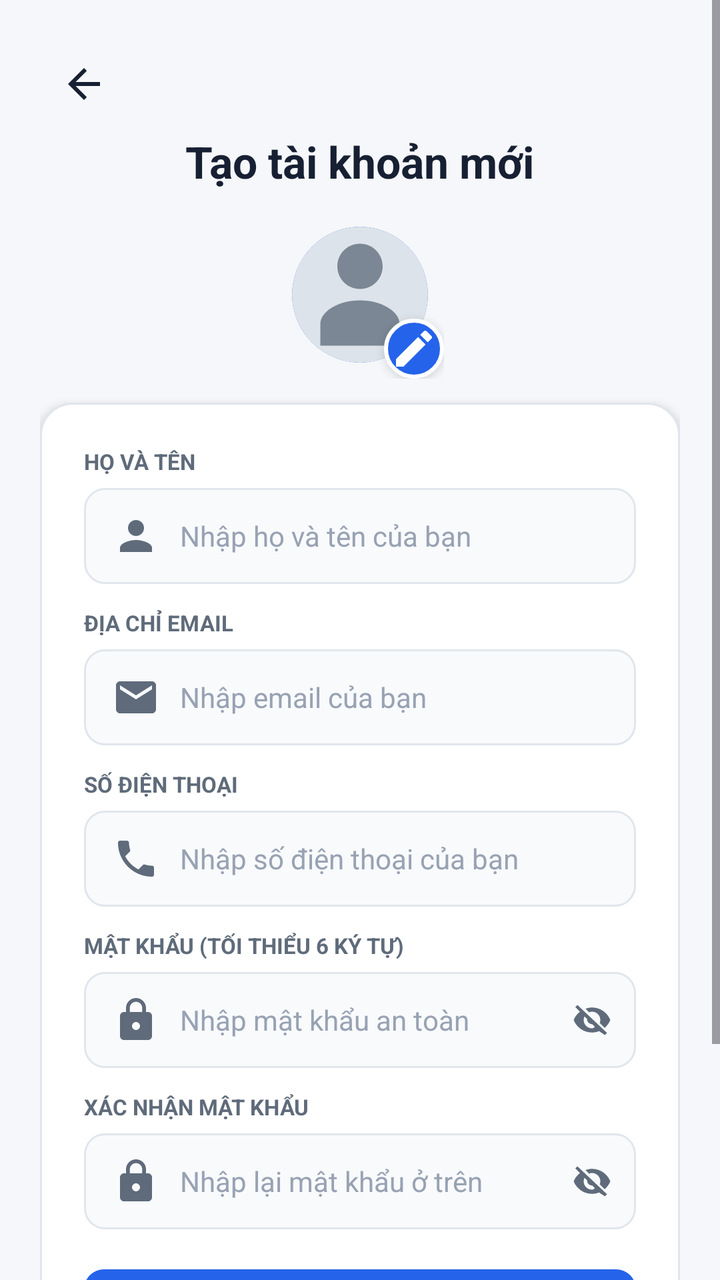
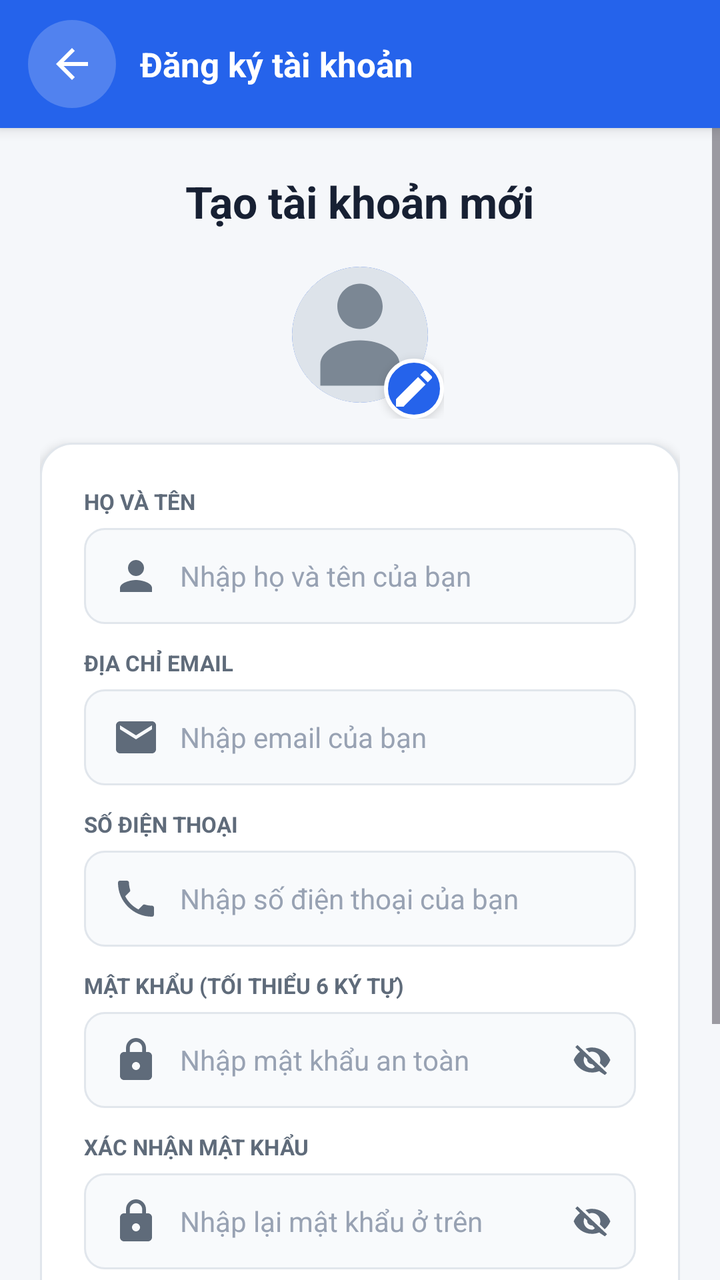

Before-and-after screenshots of an Android layout around one commit, followed by the original layout XML and the change that was made.
<!-- AndroidManifest.xml: application theme Theme.Ecommerce -->
<!-- res/layout/activity_register.xml -->
<?xml version="1.0" encoding="utf-8"?>
<ScrollView xmlns:android="http://schemas.android.com/apk/res/android"
    xmlns:app="http://schemas.android.com/apk/res-auto"
    xmlns:tools="http://schemas.android.com/tools"
    android:layout_width="match_parent"
    android:layout_height="match_parent"
    android:background="@color/page_background"
    android:fillViewport="true"
    tools:context=".RegisterActivity">

    <LinearLayout
        android:layout_width="match_parent"
        android:layout_height="wrap_content"
        android:gravity="center"
        android:orientation="vertical"
        android:padding="20dp">

        <ImageButton
            android:id="@+id/btnBackToHome"
            style="@style/AppToolbarBackButton"
            android:layout_gravity="start" />

        <TextView
            android:id="@+id/tvRegisterTitle"
            android:layout_width="wrap_content"
            android:layout_height="wrap_content"
            android:layout_marginTop="2dp"
            android:text="Tạo tài khoản mới"
            android:textColor="@color/text_primary"
            android:textSize="22sp"
            android:textStyle="bold" />

        <FrameLayout
            android:layout_width="84dp"
            android:layout_height="84dp"
            android:layout_marginTop="10dp"
            android:layout_marginBottom="12dp">

            <ImageView
                android:id="@+id/ivRegisterAvatar"
                android:layout_width="68dp"
                android:layout_height="68dp"
                android:layout_gravity="center"
                android:background="@drawable/bg_avatar_circle"
                android:clipToOutline="true"
                android:contentDescription="Ảnh đại diện (không bắt buộc)"
                android:scaleType="centerCrop"
                android:src="@drawable/ic_avatar_default" />

            <ImageButton
                android:id="@+id/btnChooseAvatar"
                android:layout_width="30dp"
                android:layout_height="30dp"
                android:layout_gravity="end|bottom"
                android:background="@drawable/bg_edit_avatar_button"
                android:contentDescription="Thêm hoặc thay đổi ảnh đại diện"
                android:elevation="3dp"
                android:padding="7dp"
                android:src="@drawable/ic_edit"
                app:tint="@color/white" />
        </FrameLayout>

        <LinearLayout
            android:layout_width="match_parent"
            android:layout_height="wrap_content"
            android:background="@drawable/bg_card_white"
            android:elevation="3dp"
            android:orientation="vertical"
            android:padding="22dp">

            <TextView android:layout_width="wrap_content" android:layout_height="wrap_content" android:text="HỌ VÀ TÊN" android:textColor="@color/text_secondary" android:textSize="11sp" android:textStyle="bold" />
            <EditText android:id="@+id/edtFullName" android:layout_width="match_parent" android:layout_height="48dp" android:layout_marginTop="6dp" android:layout_marginBottom="12dp" android:background="@drawable/bg_input" android:drawableStart="@drawable/ic_person" android:drawablePadding="10dp" android:hint="Nhập họ và tên của bạn" android:imeOptions="actionNext" android:inputType="textPersonName" android:maxLines="1" android:paddingHorizontal="14dp" android:textColor="@color/text_primary" android:textColorHint="@color/text_tertiary" android:textSize="14sp" />

            <TextView android:layout_width="wrap_content" android:layout_height="wrap_content" android:text="ĐỊA CHỈ EMAIL" android:textColor="@color/text_secondary" android:textSize="11sp" android:textStyle="bold" />
            <EditText android:id="@+id/edtRegisterEmail" android:layout_width="match_parent" android:layout_height="48dp" android:layout_marginTop="6dp" android:layout_marginBottom="12dp" android:background="@drawable/bg_input" android:drawableStart="@drawable/ic_email" android:drawablePadding="10dp" android:hint="Nhập email của bạn" android:imeOptions="actionNext" android:inputType="textEmailAddress" android:maxLines="1" android:paddingHorizontal="14dp" android:textColor="@color/text_primary" android:textColorHint="@color/text_tertiary" android:textSize="14sp" />

            <TextView android:layout_width="wrap_content" android:layout_height="wrap_content" android:text="SỐ ĐIỆN THOẠI" android:textColor="@color/text_secondary" android:textSize="11sp" android:textStyle="bold" />
            <EditText android:id="@+id/edtRegisterPhone" android:layout_width="match_parent" android:layout_height="48dp" android:layout_marginTop="6dp" android:layout_marginBottom="12dp" android:background="@drawable/bg_input" android:drawableStart="@drawable/ic_phone" android:drawablePadding="10dp" android:hint="Nhập số điện thoại của bạn" android:imeOptions="actionNext" android:inputType="phone" android:maxLines="1" android:paddingHorizontal="14dp" android:textColor="@color/text_primary" android:textColorHint="@color/text_tertiary" android:textSize="14sp" />

            <TextView android:layout_width="wrap_content" android:layout_height="wrap_content" android:text="MẬT KHẨU (TỐI THIỂU 6 KÝ TỰ)" android:textColor="@color/text_secondary" android:textSize="11sp" android:textStyle="bold" />
            <RelativeLayout android:layout_width="match_parent" android:layout_height="wrap_content" android:layout_marginTop="6dp" android:layout_marginBottom="12dp">
                <EditText android:id="@+id/edtRegisterPassword" android:layout_width="match_parent" android:layout_height="48dp" android:background="@drawable/bg_input" android:drawableStart="@drawable/ic_lock" android:drawablePadding="10dp" android:hint="Nhập mật khẩu an toàn" android:imeOptions="actionNext" android:inputType="textPassword" android:maxLines="1" android:paddingStart="14dp" android:paddingEnd="46dp" android:textColor="@color/text_primary" android:textColorHint="@color/text_tertiary" android:textSize="14sp" />
                <ImageView android:id="@+id/btnToggleRegisterPassword" android:layout_width="44dp" android:layout_height="48dp" android:layout_alignParentEnd="true" android:layout_centerVertical="true" android:background="?attr/selectableItemBackgroundBorderless" android:clickable="true" android:contentDescription="Ẩn hiện mật khẩu đăng ký" android:focusable="true" android:padding="12dp" android:src="@drawable/ic_visibility_off" app:tint="@color/text_secondary" />
            </RelativeLayout>

            <TextView android:layout_width="wrap_content" android:layout_height="wrap_content" android:text="XÁC NHẬN MẬT KHẨU" android:textColor="@color/text_secondary" android:textSize="11sp" android:textStyle="bold" />
            <RelativeLayout android:layout_width="match_parent" android:layout_height="wrap_content" android:layout_marginTop="6dp" android:layout_marginBottom="20dp">
                <EditText android:id="@+id/edtConfirmPassword" android:layout_width="match_parent" android:layout_height="48dp" android:background="@drawable/bg_input" android:drawableStart="@drawable/ic_lock" android:drawablePadding="10dp" android:hint="Nhập lại mật khẩu ở trên" android:imeOptions="actionDone" android:inputType="textPassword" android:maxLines="1" android:paddingStart="14dp" android:paddingEnd="46dp" android:textColor="@color/text_primary" android:textColorHint="@color/text_tertiary" android:textSize="14sp" />
                <ImageView android:id="@+id/btnToggleConfirmPassword" android:layout_width="44dp" android:layout_height="48dp" android:layout_alignParentEnd="true" android:layout_centerVertical="true" android:background="?attr/selectableItemBackgroundBorderless" android:clickable="true" android:contentDescription="Ẩn hiện mật khẩu xác nhận" android:focusable="true" android:padding="12dp" android:src="@drawable/ic_visibility_off" app:tint="@color/text_secondary" />
            </RelativeLayout>

            <FrameLayout android:layout_width="match_parent" android:layout_height="48dp">
                <Button android:id="@+id/btnSubmitRegister" android:layout_width="match_parent" android:layout_height="48dp" android:background="@drawable/bg_primary_button" android:text="HOÀN TẤT ĐĂNG KÝ" android:textColor="@color/white" android:textSize="14sp" android:textStyle="bold" app:backgroundTint="@null" />
                <ProgressBar android:id="@+id/progressBarRegister" android:layout_width="26dp" android:layout_height="26dp" android:layout_gravity="center" android:indeterminate="true" android:indeterminateTint="@color/white" android:visibility="gone" />
            </FrameLayout>

            <Button android:id="@+id/btnBackToLogin" android:layout_width="match_parent" android:layout_height="48dp" android:layout_marginTop="12dp" android:background="@drawable/bg_secondary_button" android:text="ĐĂNG NHẬP NGAY" android:textColor="@color/primary" android:textSize="14sp" android:textStyle="bold" app:backgroundTint="@null" />
        </LinearLayout>
    </LinearLayout>
</ScrollView>
<!-- resources referenced by this layout -->
<resources>
  <color name="page_background">#FFF5F7FA</color>
  <color name="primary">#FF2563EB</color>
  <color name="text_primary">#FF172033</color>
  <color name="text_secondary">#FF5F6B7A</color>
  <color name="text_tertiary">#FF98A2B3</color>
  <color name="white">#FFFFFFFF</color>
  <!-- drawable bg_avatar_circle (drawable) -->
  <?xml version="1.0" encoding="utf-8"?>
  <shape xmlns:android="http://schemas.android.com/apk/res/android">
      <solid android:color="#FFE8EEF6" />
      <corners android:radius="38dp" />
      <stroke android:width="2dp" android:color="@color/primary" />
  </shape>
  <!-- drawable bg_card_white (drawable) -->
  <?xml version="1.0" encoding="utf-8"?>
  <shape xmlns:android="http://schemas.android.com/apk/res/android">
      <solid android:color="@color/white" />
      <corners android:radius="16dp" />
      <stroke android:width="1dp" android:color="@color/card_stroke" />
  </shape>
  <!-- drawable bg_edit_avatar_button (drawable) -->
  <?xml version="1.0" encoding="utf-8"?>
  <shape xmlns:android="http://schemas.android.com/apk/res/android"
      android:shape="oval">
      <solid android:color="@color/primary" />
      <stroke
          android:width="2dp"
          android:color="@color/white" />
  </shape>
  <!-- drawable bg_input (drawable) -->
  <?xml version="1.0" encoding="utf-8"?>
  <shape xmlns:android="http://schemas.android.com/apk/res/android">
      <solid android:color="@color/input_background" />
      <corners android:radius="10dp" />
      <stroke android:width="1dp" android:color="@color/card_stroke" />
  </shape>
  <!-- drawable bg_primary_button (drawable) -->
  <?xml version="1.0" encoding="utf-8"?>
  <shape xmlns:android="http://schemas.android.com/apk/res/android">
      <solid android:color="@color/primary" />
      <corners android:radius="10dp" />
  </shape>
  <!-- drawable bg_secondary_button (drawable) -->
  <?xml version="1.0" encoding="utf-8"?>
  <shape xmlns:android="http://schemas.android.com/apk/res/android">
      <solid android:color="@color/white" />
      <corners android:radius="10dp" />
      <stroke android:width="1dp" android:color="@color/primary" />
  </shape>
  <style name="AppToolbarBackButton" parent="Widget.AppCompat.ImageButton">
          <item name="android:layout_width">44dp</item>
          <item name="android:layout_height">44dp</item>
          <item name="android:background">?attr/selectableItemBackgroundBorderless</item>
          <item name="android:contentDescription">Quay lại</item>
          <item name="android:padding">10dp</item>
          <item name="android:src">@drawable/ic_arrow_back</item>
          <item name="android:tint">@color/text_primary</item>
      </style>
  <style name="Theme.Ecommerce" parent="Base.Theme.Ecommerce" />
  <color name="card_stroke">#FFE1E6EC</color>
  <color name="input_background">#FFF8FAFC</color>
  <style name="Base.Theme.Ecommerce" parent="Theme.Material3.DayNight.NoActionBar">
          
          
      </style>
  <!-- unchanged entries left out for length: 8 -->
</resources>

<!-- the commit's change to res/layout/activity_register.xml (unified diff, before → after) -->
@@ -1,12 +1,35 @@
 <?xml version="1.0" encoding="utf-8"?>
-<ScrollView xmlns:android="http://schemas.android.com/apk/res/android"
+<LinearLayout xmlns:android="http://schemas.android.com/apk/res/android"
     xmlns:app="http://schemas.android.com/apk/res-auto"
     xmlns:tools="http://schemas.android.com/tools"
     android:layout_width="match_parent"
     android:layout_height="match_parent"
     android:background="@color/page_background"
-    android:fillViewport="true"
+    android:orientation="vertical"
     tools:context=".RegisterActivity">
+
+    <LinearLayout
+        android:id="@+id/topBar"
+        style="@style/AppToolbar">
+
+        <ImageButton
+            android:id="@+id/btnBackToHome"
+            style="@style/AppToolbarBackButton" />
+
+        <TextView
+            style="@style/AppToolbarTitle"
+            android:layout_width="0dp"
+            android:layout_height="wrap_content"
+            android:layout_marginStart="12dp"
+            android:layout_weight="1"
+            android:text="Đăng ký tài khoản" />
+    </LinearLayout>
+
+    <ScrollView
+        android:layout_width="match_parent"
+        android:layout_height="0dp"
+        android:layout_weight="1"
+        android:fillViewport="true">
 
     <LinearLayout
         android:layout_width="match_parent"
@@ -14,11 +37,6 @@
         android:gravity="center"
         android:orientation="vertical"
         android:padding="20dp">
-
-        <ImageButton
-            android:id="@+id/btnBackToHome"
-            style="@style/AppToolbarBackButton"
-            android:layout_gravity="start" />
 
         <TextView
             android:id="@+id/tvRegisterTitle"
@@ -97,4 +115,5 @@
             <Button android:id="@+id/btnBackToLogin" android:layout_width="match_parent" android:layout_height="48dp" android:layout_marginTop="12dp" android:background="@drawable/bg_secondary_button" android:text="ĐĂNG NHẬP NGAY" android:textColor="@color/primary" android:textSize="14sp" android:textStyle="bold" app:backgroundTint="@null" />
         </LinearLayout>
     </LinearLayout>
-</ScrollView>
+    </ScrollView>
+</LinearLayout>
<!-- resource entries referenced after the edit -->
@@ -49,18 +49,38 @@
       <corners android:radius="10dp" />
       <stroke android:width="1dp" android:color="@color/primary" />
   </shape>
+  <style name="AppToolbar">
+          <item name="android:layout_width">match_parent</item>
+          <item name="android:layout_height">64dp</item>
+          <item name="android:background">@color/primary</item>
+          <item name="android:gravity">center_vertical</item>
+          <item name="android:orientation">horizontal</item>
+          <item name="android:paddingHorizontal">14dp</item>
+          <item name="android:elevation">4dp</item>
+      </style>
   <style name="AppToolbarBackButton" parent="Widget.AppCompat.ImageButton">
           <item name="android:layout_width">44dp</item>
           <item name="android:layout_height">44dp</item>
-          <item name="android:background">?attr/selectableItemBackgroundBorderless</item>
+          <item name="android:background">@drawable/bg_toolbar_icon_button</item>
           <item name="android:contentDescription">Quay lại</item>
           <item name="android:padding">10dp</item>
           <item name="android:src">@drawable/ic_arrow_back</item>
-          <item name="android:tint">@color/text_primary</item>
+          <item name="android:tint">@color/white</item>
+      </style>
+  <style name="AppToolbarTitle">
+          <item name="android:textColor">@color/white</item>
+          <item name="android:textSize">17sp</item>
+          <item name="android:textStyle">bold</item>
       </style>
   <style name="Theme.Ecommerce" parent="Base.Theme.Ecommerce" />
   <color name="card_stroke">#FFE1E6EC</color>
   <color name="input_background">#FFF8FAFC</color>
+  <!-- drawable bg_toolbar_icon_button (drawable) -->
+  <?xml version="1.0" encoding="utf-8"?>
+  <shape xmlns:android="http://schemas.android.com/apk/res/android"
+      android:shape="oval">
+      <solid android:color="#33FFFFFF" />
+  </shape>
   <style name="Base.Theme.Ecommerce" parent="Theme.Material3.DayNight.NoActionBar">
           
           
